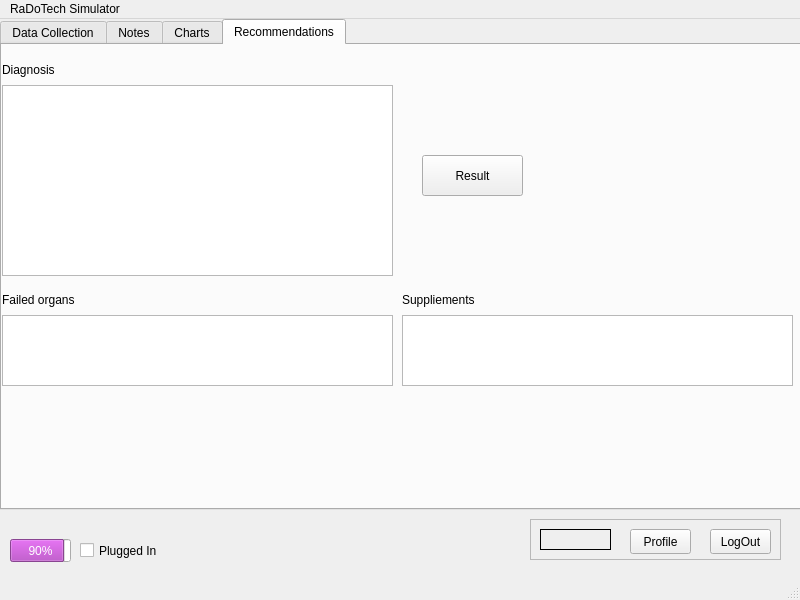
Above: mainwindow.ui from Matt-desousa/COMP3004-FinalProject before the change. Below: the same form after it.
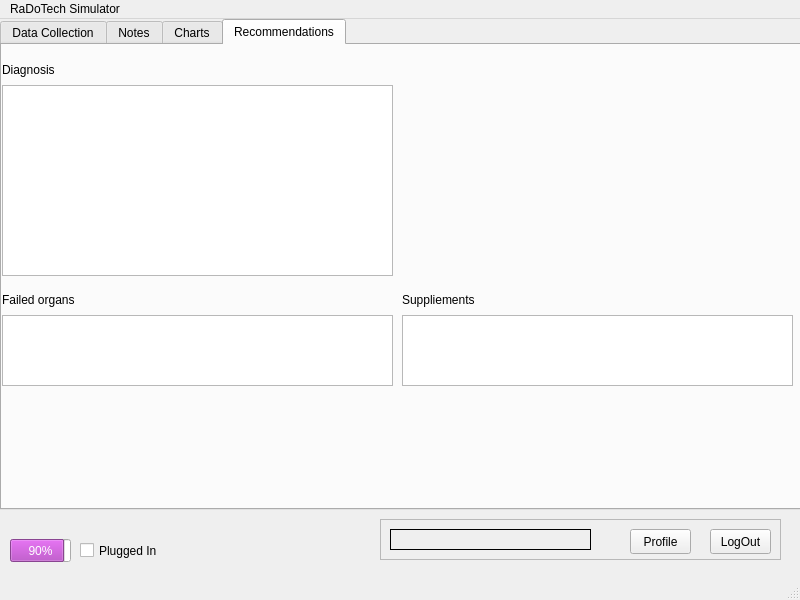
That is the form after the change. The open tabs and pages were chosen to show the change.

```diff
--- a/mainwindow.ui
+++ b/mainwindow.ui
@@ -1724,19 +1724,6 @@
        </rect>
       </property>
      </widget>
-     <widget class="QPushButton" name="Dia_button">
-      <property name="geometry">
-       <rect>
-        <x>420</x>
-        <y>110</y>
-        <width>101</width>
-        <height>41</height>
-       </rect>
-      </property>
-      <property name="text">
-       <string>Result</string>
-      </property>
-     </widget>
      <widget class="QLabel" name="label_28">
       <property name="geometry">
        <rect>
@@ -1765,9 +1752,9 @@
    <widget class="QFrame" name="frame">
     <property name="geometry">
      <rect>
-      <x>530</x>
+      <x>380</x>
       <y>500</y>
-      <width>251</width>
+      <width>401</width>
       <height>41</height>
      </rect>
     </property>
@@ -1782,7 +1769,7 @@
       <rect>
        <x>10</x>
        <y>10</y>
-       <width>71</width>
+       <width>201</width>
        <height>21</height>
       </rect>
      </property>
@@ -1798,6 +1785,9 @@
      <property name="text">
       <string/>
      </property>
+     <property name="alignment">
+      <set>Qt::AlignCenter</set>
+     </property>
      <property name="indent">
       <number>-1</number>
      </property>
@@ -1805,7 +1795,7 @@
     <widget class="QPushButton" name="btnLogOut">
      <property name="geometry">
       <rect>
-       <x>180</x>
+       <x>330</x>
        <y>10</y>
        <width>61</width>
        <height>25</height>
@@ -1818,7 +1808,7 @@
     <widget class="QPushButton" name="btnProfile">
      <property name="geometry">
       <rect>
-       <x>100</x>
+       <x>250</x>
        <y>10</y>
        <width>61</width>
        <height>25</height>
```
